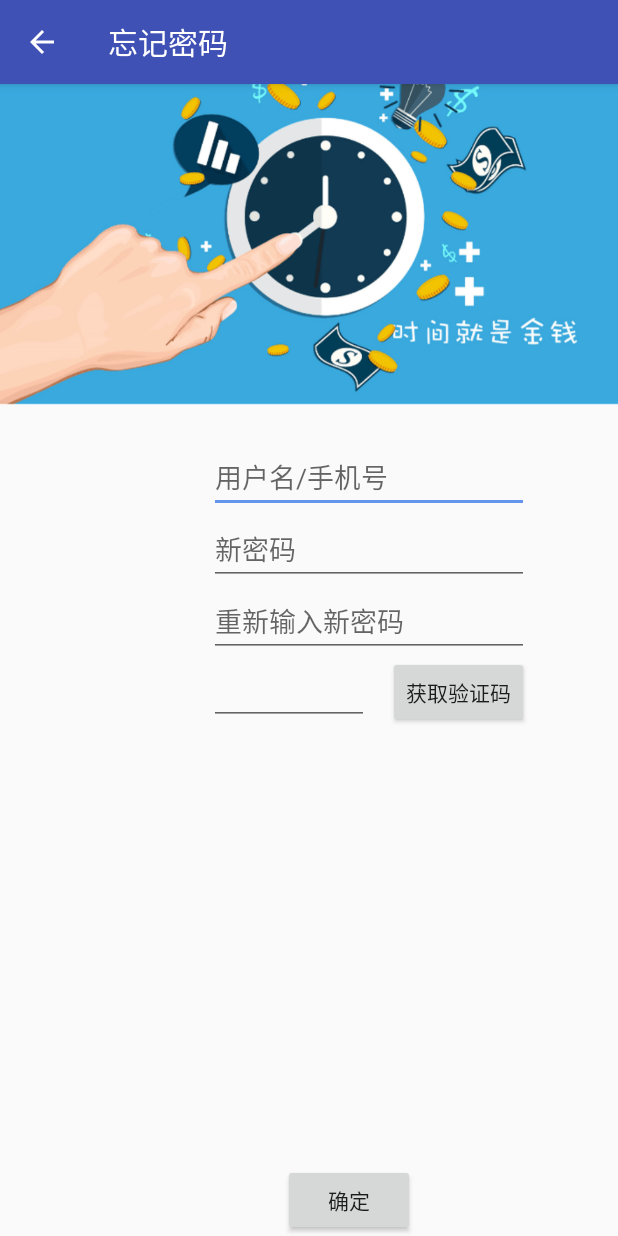
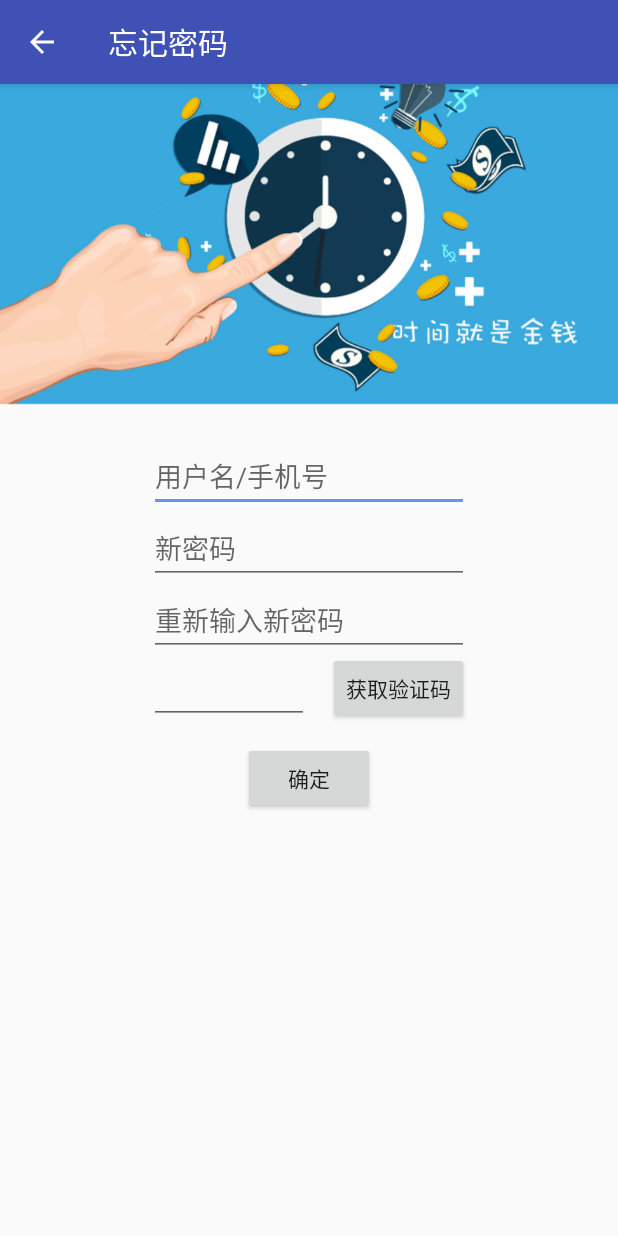
Before and after one commit to TeamALi88/ScheduleManagement, an Android app: the forgetPasswordActivity screen opened directly, with no data from a screen before it, on a phone screen of 412 x 824 dp. Run offline under Robolectric (Android 15) with nearby library versions, the phone set to English and light mode, and no system bars; libraries missing offline, so code that uses them is left out: cn.smssdk; 2 statements that could not run were skipped.

Commit message:
修改返回活动

```diff
--- a/Haoji/app/src/main/java/com/example/haoji/userActivity/RegisterActivity.java
+++ b/Haoji/app/src/main/java/com/example/haoji/userActivity/RegisterActivity.java
@@ -304,7 +304,8 @@ public boolean onOptionsItemSelected(MenuItem item) {
     switch(item.getItemId()){
         case android.R.id.home:
             this.finish();
-            return true;
+            Intent intent = new Intent(RegisterActivity.this ,login1Activity.class);
+            startActivity(intent);
     }
 
     return super.onOptionsItemSelected(item);
--- a/Haoji/app/src/main/java/com/example/haoji/userActivity/changePasswordActivity.java
+++ b/Haoji/app/src/main/java/com/example/haoji/userActivity/changePasswordActivity.java
@@ -16,6 +16,7 @@ import android.widget.Toast;
 import com.example.haoji.GlobalVariable;
 import com.example.haoji.HttpUtil;
 import com.example.haoji.R;
+import com.example.haoji.dailyActivity.dailyActivity;
 
 import org.json.JSONException;
 import org.json.JSONObject;
@@ -121,7 +122,8 @@ public class changePasswordActivity extends AppCompatActivity {
         switch (item.getItemId()) {
             case android.R.id.home:
                 this.finish(); // back button
-                return true;
+                Intent intent = new Intent(changePasswordActivity.this , showinfoActivity.class);
+                startActivity(intent);
         }
         return super.onOptionsItemSelected(item);
     }
--- a/Haoji/app/src/main/java/com/example/haoji/userActivity/forgetPasswordActivity.java
+++ b/Haoji/app/src/main/java/com/example/haoji/userActivity/forgetPasswordActivity.java
@@ -301,7 +301,8 @@ public class forgetPasswordActivity extends AppCompatActivity implements View.On
         switch (item.getItemId()) {
             case android.R.id.home:
                 this.finish(); // back button
-                return true;
+                Intent intent = new Intent(forgetPasswordActivity.this , login1Activity.class);
+                startActivity(intent);
         }
         return super.onOptionsItemSelected(item);
     }
--- a/Haoji/app/src/main/java/com/example/haoji/userActivity/passChangeActivity.java
+++ b/Haoji/app/src/main/java/com/example/haoji/userActivity/passChangeActivity.java
@@ -16,6 +16,7 @@ import android.widget.Toast;
 import com.example.haoji.GlobalVariable;
 import com.example.haoji.HttpUtil;
 import com.example.haoji.R;
+import com.example.haoji.dailyActivity.dailyActivity;
 
 import org.json.JSONException;
 import org.json.JSONObject;
@@ -55,7 +56,8 @@ public class passChangeActivity extends AppCompatActivity implements View.OnClic
         switch(item.getItemId()){
             case android.R.id.home:
                 this.finish();
-                return true;
+                Intent intent = new Intent(passChangeActivity.this , changePasswordActivity.class);
+                startActivity(intent);
         }
 
         return super.onOptionsItemSelected(item);
--- a/Haoji/app/src/main/java/com/example/haoji/userActivity/showinfoActivity.java
+++ b/Haoji/app/src/main/java/com/example/haoji/userActivity/showinfoActivity.java
@@ -12,6 +12,7 @@ import android.widget.Toast;
 
 import com.example.haoji.GlobalVariable;
 import com.example.haoji.R;
+import com.example.haoji.dailyActivity.dailyActivity;
 
 public class showinfoActivity extends AppCompatActivity {
     private GlobalVariable app;
@@ -55,9 +56,9 @@ public class showinfoActivity extends AppCompatActivity {
         switch (item.getItemId()) {
             case android.R.id.home:
                 this.finish(); // back button
-                return true;
+                Intent intent = new Intent(showinfoActivity.this , dailyActivity.class);
+                startActivity(intent);
         }
         return super.onOptionsItemSelected(item);
     }
-
 }
--- a/Haoji/app/src/main/res/layout/activity_forget_password.xml
+++ b/Haoji/app/src/main/res/layout/activity_forget_password.xml
@@ -40,10 +40,9 @@ tools:context="com.example.haoji.userActivity.forgetPasswordActivity">
         android:id="@+id/userName2"
         android:layout_width="wrap_content"
         android:layout_height="wrap_content"
-        android:layout_alignEnd="@+id/getCode"
-        android:layout_alignRight="@+id/getCode"
         android:layout_below="@+id/image_view"
-        android:layout_marginTop="22dp"
+        android:layout_centerHorizontal="true"
+        android:layout_marginTop="21dp"
         android:ems="10"
         android:hint="用户名/手机号"
         android:maxLines="1" />
@@ -86,23 +85,18 @@ tools:context="com.example.haoji.userActivity.forgetPasswordActivity">
         android:id="@+id/getCode"
         android:layout_width="wrap_content"
         android:layout_height="wrap_content"
-        android:layout_alignBaseline="@+id/edit_text"
         android:layout_alignBottom="@+id/edit_text"
-        android:layout_alignParentEnd="true"
-        android:layout_alignParentRight="true"
-        android:layout_marginEnd="59dp"
-        android:layout_marginRight="59dp"
+        android:layout_alignEnd="@+id/newpassWord2"
+        android:layout_alignRight="@+id/newpassWord2"
         android:text="获取验证码" />
 
     <Button
         android:id="@+id/modifyPsw"
         android:layout_width="wrap_content"
         android:layout_height="wrap_content"
-        android:layout_alignLeft="@+id/edit_text"
-        android:layout_alignParentBottom="true"
-        android:layout_alignStart="@+id/edit_text"
-        android:layout_marginLeft="49dp"
-        android:layout_marginStart="49dp"
+        android:layout_below="@+id/getCode"
+        android:layout_centerHorizontal="true"
+        android:layout_marginTop="12dp"
         android:text="确定" />
 </RelativeLayout>
 </android.support.design.widget.CoordinatorLayout>
```
